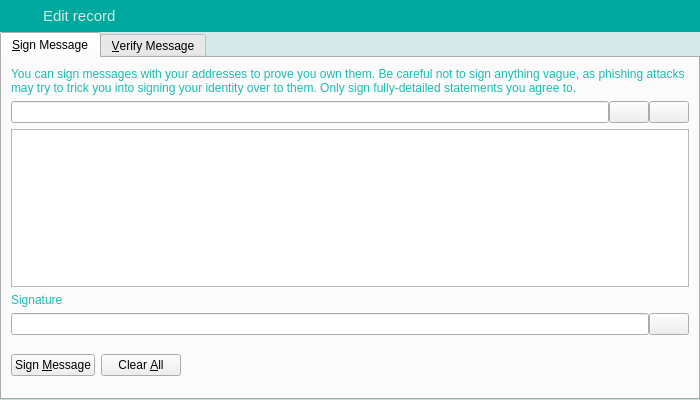
Above: src/qt/forms/signverifymessagedialog.ui from HashCoin/ElectricCoin before the change. Below: the same form after it.
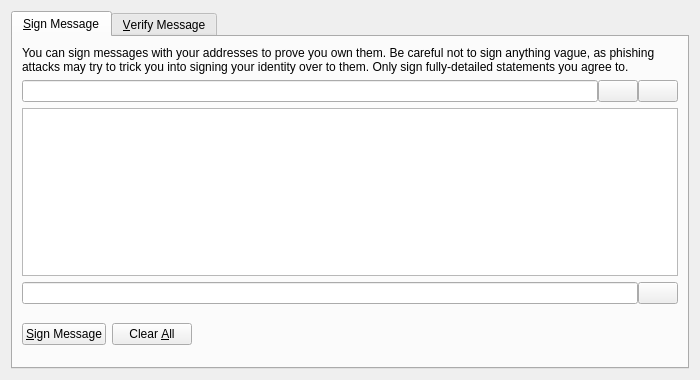
That is the form after the change. The open tabs and pages were chosen to show the change. Icons and pictures are not drawn. Custom widgets are drawn as their Qt base class.

The edit to the form file:
```diff
--- a/src/qt/forms/signverifymessagedialog.ui
+++ b/src/qt/forms/signverifymessagedialog.ui
@@ -7,157 +7,16 @@
     <x>0</x>
     <y>0</y>
     <width>700</width>
-    <height>400</height>
+    <height>380</height>
    </rect>
   </property>
   <property name="windowTitle">
    <string>Signatures - Sign / Verify a Message</string>
   </property>
-  <property name="styleSheet">
-   <string notr="true">QLabel {
-	color: #1cbbb4;
-}
-
-QDialog {
-	background-color: #d7eaeb;
-}</string>
-  </property>
   <property name="modal">
    <bool>true</bool>
   </property>
   <layout class="QVBoxLayout" name="verticalLayout">
-   <property name="spacing">
-    <number>0</number>
-   </property>
-   <property name="margin">
-    <number>0</number>
-   </property>
-   <item>
-    <widget class="QWidget" name="wHeader" native="true">
-     <property name="minimumSize">
-      <size>
-       <width>0</width>
-       <height>32</height>
-      </size>
-     </property>
-     <property name="maximumSize">
-      <size>
-       <width>16777215</width>
-       <height>32</height>
-      </size>
-     </property>
-     <property name="styleSheet">
-      <string notr="true">#wHeader {
-	background-color: #00a99d;
-}</string>
-     </property>
-     <property name="is_header" stdset="0">
-      <bool>true</bool>
-     </property>
-     <layout class="QHBoxLayout" name="horizontalLayout_19">
-      <property name="margin">
-       <number>0</number>
-      </property>
-      <item>
-       <spacer name="horizontalSpacer_26">
-        <property name="orientation">
-         <enum>Qt::Horizontal</enum>
-        </property>
-        <property name="sizeType">
-         <enum>QSizePolicy::Fixed</enum>
-        </property>
-        <property name="sizeHint" stdset="0">
-         <size>
-          <width>7</width>
-          <height>20</height>
-         </size>
-        </property>
-       </spacer>
-      </item>
-      <item>
-       <widget class="QLabel" name="label_33">
-        <property name="sizePolicy">
-         <sizepolicy hsizetype="Preferred" vsizetype="Preferred">
-          <horstretch>0</horstretch>
-          <verstretch>0</verstretch>
-         </sizepolicy>
-        </property>
-        <property name="minimumSize">
-         <size>
-          <width>30</width>
-          <height>30</height>
-         </size>
-        </property>
-        <property name="maximumSize">
-         <size>
-          <width>30</width>
-          <height>30</height>
-         </size>
-        </property>
-        <property name="text">
-         <string/>
-        </property>
-        <property name="pixmap">
-         <pixmap resource="../res.qrc">:/res/edit_record_icon.png</pixmap>
-        </property>
-       </widget>
-      </item>
-      <item>
-       <widget class="QLabel" name="lbTitle">
-        <property name="font">
-         <font>
-          <pointsize>11</pointsize>
-          <stylestrategy>PreferAntialias</stylestrategy>
-         </font>
-        </property>
-        <property name="styleSheet">
-         <string notr="true">QLabel {
-	color: #d7eaeb;
-}</string>
-        </property>
-        <property name="text">
-         <string>Edit record</string>
-        </property>
-       </widget>
-      </item>
-      <item>
-       <widget class="QPushButton" name="bClose">
-        <property name="minimumSize">
-         <size>
-          <width>30</width>
-          <height>30</height>
-         </size>
-        </property>
-        <property name="maximumSize">
-         <size>
-          <width>30</width>
-          <height>30</height>
-         </size>
-        </property>
-        <property name="styleSheet">
-         <string notr="true">QPushButton {	
-	image: url(:/res/close_normal.png);
-	border: 0px solid gray;
-}
-QPushButton:pressed:flat {
-	image: url(:/res/close_normal.png);
-}
-
-QPushButton:hover {
-	image: url(:/res/close_hover.png);
-}</string>
-        </property>
-        <property name="text">
-         <string notr="true"/>
-        </property>
-        <property name="flat">
-         <bool>true</bool>
-        </property>
-       </widget>
-      </item>
-     </layout>
-    </widget>
-   </item>
    <item>
     <widget class="QTabWidget" name="tabWidget">
      <property name="currentIndex">
@@ -245,16 +104,6 @@
          </property>
         </widget>
        </item>
-       <item>
-        <widget class="QLabel" name="signatureLabel_SM">
-         <property name="text">
-          <string>Signature</string>
-         </property>
-         <property name="textFormat">
-          <enum>Qt::PlainText</enum>
-         </property>
-        </widget>
-       </item>
        <item>
         <layout class="QHBoxLayout" name="horizontalLayout_2_SM">
          <property name="spacing">
@@ -299,7 +148,7 @@
             <string>Sign the message to prove you own this Bitcoin address</string>
            </property>
            <property name="text">
-            <string>Sign &amp;Message</string>
+            <string>&amp;Sign Message</string>
            </property>
            <property name="icon">
             <iconset resource="../bitcoin.qrc">
```
Left out of the diff: 32 changed lines with no effect on the pictures.
